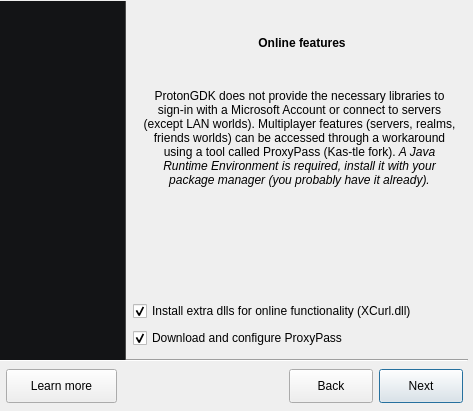
Old version of the form src/ui/setup.ui in the repository mr-dexter-ssj/bedrock-launcher-linux.
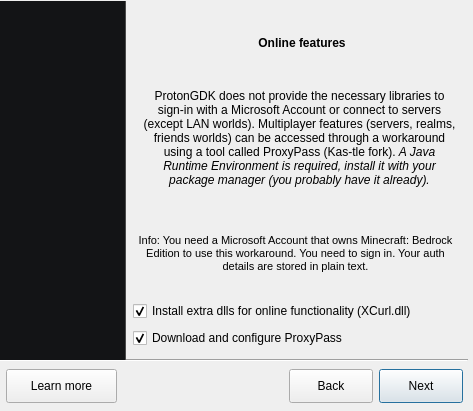
New version of the form. The open tabs and pages were chosen to show the change. Icons and pictures are not drawn.

```diff
--- a/src/ui/setup.ui
+++ b/src/ui/setup.ui
@@ -698,6 +698,22 @@
        <string/>
       </property>
      </widget>
+     <widget class="QLabel" name="descOnlineLabel_2">
+      <property name="geometry">
+       <rect>
+        <x>142</x>
+        <y>212</y>
+        <width>315</width>
+        <height>83</height>
+       </rect>
+      </property>
+      <property name="text">
+       <string>&lt;html&gt;&lt;head/&gt;&lt;body&gt;&lt;p align=&quot;center&quot;&gt;&lt;span style=&quot; font-size:8pt;&quot;&gt;Info: You need a Microsoft Account that owns Minecraft: Bedrock Edition to use this workaround. You need to sign in. Your auth details are stored in plain text.&lt;/span&gt;&lt;/p&gt;&lt;/body&gt;&lt;/html&gt;</string>
+      </property>
+      <property name="wordWrap">
+       <bool>true</bool>
+      </property>
+     </widget>
     </widget>
     <widget class="QWidget" name="educationEditionPage">
      <widget class="QLabel" name="mainTitle_2">
```
